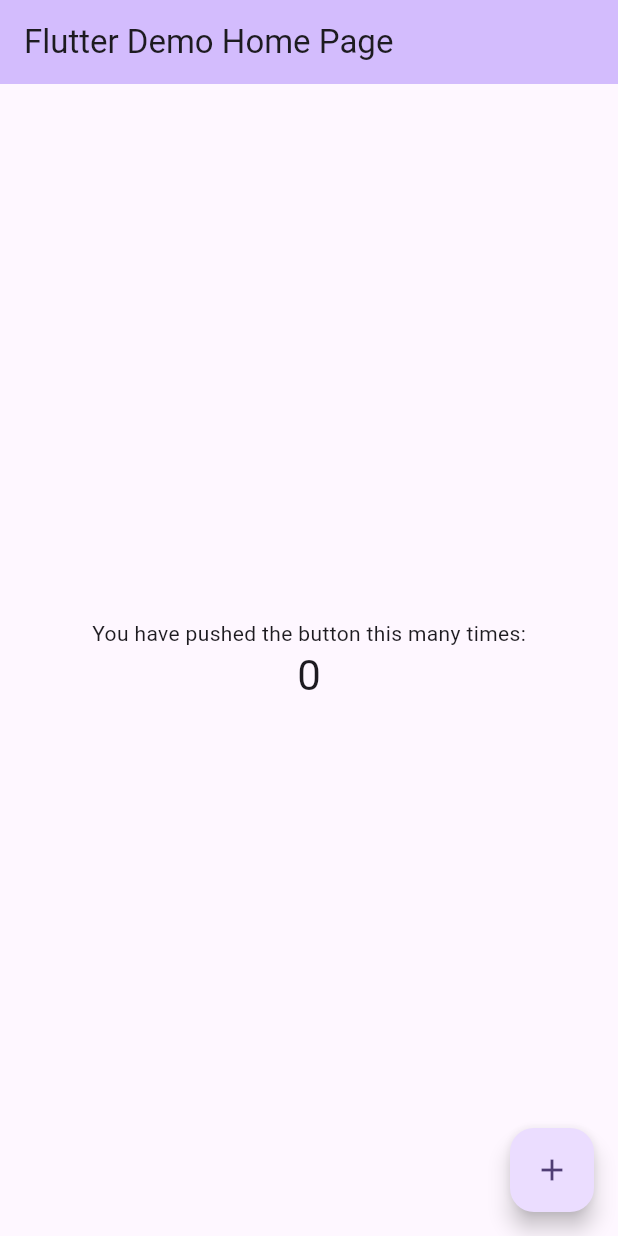
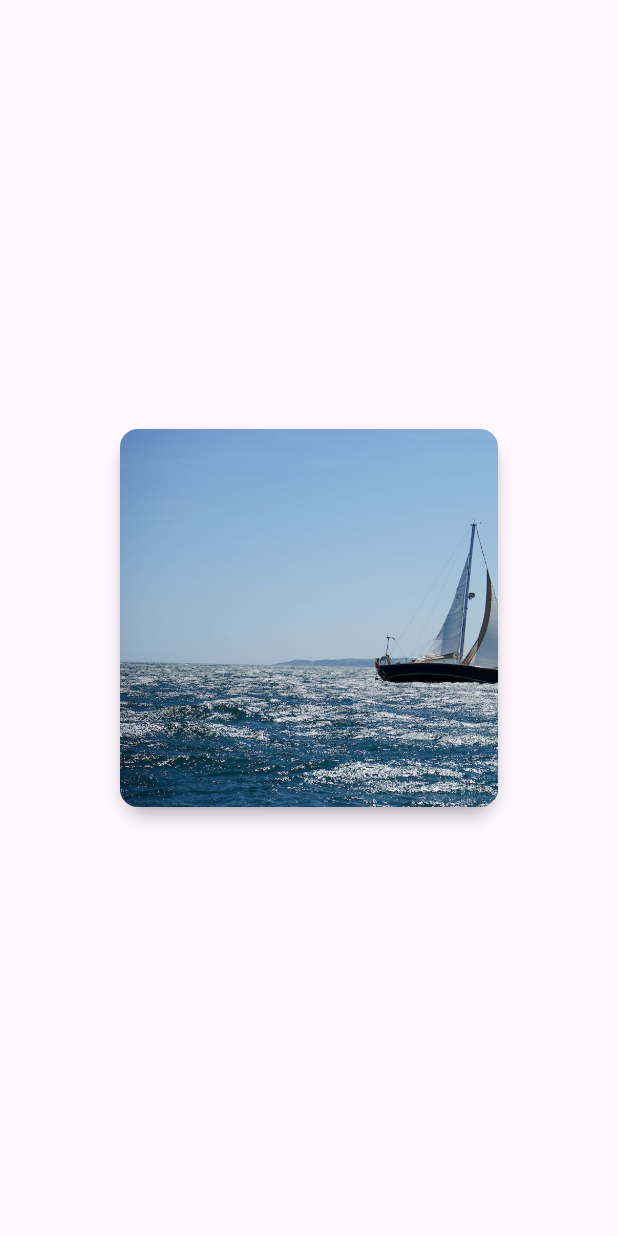
Before and after one commit to bytestocode/stackoverflow-answers, a Flutter app: the screen it shows after launch, on a phone screen of 412 x 824 dp. Run offline on Flutter 3.47's test engine with Material 3 defaults, Android fonts, the light colour scheme and no system bars.

Commit message:
ui: align image within Image.asset widget

```diff
--- a/lib/main.dart
+++ b/lib/main.dart
@@ -1,4 +1,6 @@
 import 'package:flutter/material.dart';
+
+import 'ui/image_alignment.dart';
 
 void main() {
   runApp(const MyApp());
@@ -7,119 +9,11 @@
 class MyApp extends StatelessWidget {
   const MyApp({super.key});
 
-  // This widget is the root of your application.
   @override
   Widget build(BuildContext context) {
-    return MaterialApp(
-      title: 'Flutter Demo',
-      theme: ThemeData(
-        // This is the theme of your application.
-        //
-        // TRY THIS: Try running your application with "flutter run". You'll see
-        // the application has a purple toolbar. Then, without quitting the app,
-        // try changing the seedColor in the colorScheme below to Colors.green
-        // and then invoke "hot reload" (save your changes or press the "hot
-        // reload" button in a Flutter-supported IDE, or press "r" if you used
-        // the command line to start the app).
-        //
-        // Notice that the counter didn't reset back to zero; the application
-        // state is not lost during the reload. To reset the state, use hot
-        // restart instead.
-        //
-        // This works for code too, not just values: Most code changes can be
-        // tested with just a hot reload.
-        colorScheme: ColorScheme.fromSeed(seedColor: Colors.deepPurple),
-        useMaterial3: true,
-      ),
-      home: const MyHomePage(title: 'Flutter Demo Home Page'),
+    return const MaterialApp(
+      title: 'Flutter Testbed',
+      home: ImageAlignment(),
     );
   }
 }
-
-class MyHomePage extends StatefulWidget {
-  const MyHomePage({super.key, required this.title});
-
-  // This widget is the home page of your application. It is stateful, meaning
-  // that it has a State object (defined below) that contains fields that affect
-  // how it looks.
-
-  // This class is the configuration for the state. It holds the values (in this
-  // case the title) provided by the parent (in this case the App widget) and
-  // used by the build method of the State. Fields in a Widget subclass are
-  // always marked "final".
-
-  final String title;
-
-  @override
-  State<MyHomePage> createState() => _MyHomePageState();
-}
-
-class _MyHomePageState extends State<MyHomePage> {
-  int _counter = 0;
-
-  void _incrementCounter() {
-    setState(() {
-      // This call to setState tells the Flutter framework that something has
-      // changed in this State, which causes it to rerun the build method below
-      // so that the display can reflect the updated values. If we changed
-      // _counter without calling setState(), then the build method would not be
-      // called again, and so nothing would appear to happen.
-      _counter++;
-    });
-  }
-
-  @override
-  Widget build(BuildContext context) {
-    // This method is rerun every time setState is called, for instance as done
-    // by the _incrementCounter method above.
-    //
-    // The Flutter framework has been optimized to make rerunning build methods
-    // fast, so that you can just rebuild anything that needs updating rather
-    // than having to individually change instances of widgets.
-    return Scaffold(
-      appBar: AppBar(
-        // TRY THIS: Try changing the color here to a specific color (to
-        // Colors.amber, perhaps?) and trigger a hot reload to see the AppBar
-        // change color while the other colors stay the same.
-        backgroundColor: Theme.of(context).colorScheme.inversePrimary,
-        // Here we take the value from the MyHomePage object that was created by
-        // the App.build method, and use it to set our appbar title.
-        title: Text(widget.title),
-      ),
-      body: Center(
-        // Center is a layout widget. It takes a single child and positions it
-        // in the middle of the parent.
-        child: Column(
-          // Column is also a layout widget. It takes a list of children and
-          // arranges them vertically. By default, it sizes itself to fit its
-          // children horizontally, and tries to be as tall as its parent.
-          //
-          // Column has various properties to control how it sizes itself and
-          // how it positions its children. Here we use mainAxisAlignment to
-          // center the children vertically; the main axis here is the vertical
-          // axis because Columns are vertical (the cross axis would be
-          // horizontal).
-          //
-          // TRY THIS: Invoke "debug painting" (choose the "Toggle Debug Paint"
-          // action in the IDE, or press "p" in the console), to see the
-          // wireframe for each widget.
-          mainAxisAlignment: MainAxisAlignment.center,
-          children: <Widget>[
-            const Text(
-              'You have pushed the button this many times:',
-            ),
-            Text(
-              '$_counter',
-              style: Theme.of(context).textTheme.headlineMedium,
-            ),
-          ],
-        ),
-      ),
-      floatingActionButton: FloatingActionButton(
-        onPressed: _incrementCounter,
-        tooltip: 'Increment',
-        child: const Icon(Icons.add),
-      ), // This trailing comma makes auto-formatting nicer for build methods.
-    );
-  }
-}
--- /dev/null
+++ b/lib/ui/image_alignment.dart
@@ -0,0 +1,35 @@
+import 'package:flutter/material.dart';
+
+class ImageAlignment extends StatelessWidget {
+  const ImageAlignment({super.key});
+
+  @override
+  Widget build(BuildContext context) {
+    return Scaffold(
+      body: Center(
+        child: SizedBox(
+          width: 300,
+          height: 300,
+          child: Card(
+            margin: const EdgeInsets.all(24),
+            shape: RoundedRectangleBorder(
+              borderRadius: BorderRadius.circular(20),
+            ),
+            elevation: 4,
+            child: ClipRRect(
+              borderRadius: BorderRadius.circular(12),
+              child: Image.asset(
+                'assets/images/sail.jpg',
+                fit: BoxFit.cover,
+                // customize the alignment of the image
+                alignment: Alignment.centerLeft,
+                width: double.infinity,
+                height: double.infinity,
+              ),
+            ),
+          ),
+        ),
+      ),
+    );
+  }
+}
--- a/pubspec.yaml
+++ b/pubspec.yaml
@@ -59,9 +59,8 @@ flutter:
   uses-material-design: true
 
   # To add assets to your application, add an assets section, like this:
-  # assets:
-  #   - images/a_dot_burr.jpeg
-  #   - images/a_dot_ham.jpeg
+  assets:
+    - assets/images/
 
   # An image asset can refer to one or more resolution-specific "variants", see
   # https://flutter.dev/assets-and-images/#resolution-aware
```
Also changed, not shown: assets/images/sail.jpg (added).
